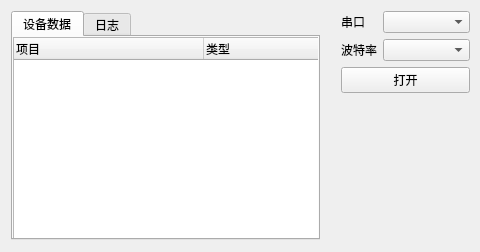
This is iotboxwidget.ui in cairijun/iotbox as Qt 5 draws it before an edit. The edited form follows.
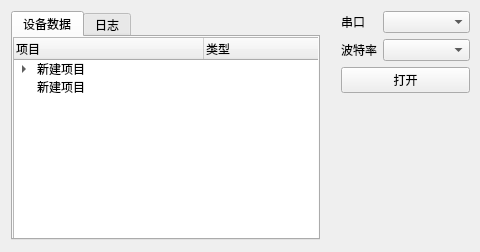
This is the edited form.

What changed in the file:
```diff
--- a/iotboxwidget.ui
+++ b/iotboxwidget.ui
@@ -63,6 +63,26 @@
           <string>类型</string>
          </property>
         </column>
+        <item>
+         <property name="text">
+          <string>新建项目</string>
+         </property>
+         <item>
+          <property name="text">
+           <string>新建子项目</string>
+          </property>
+         </item>
+         <item>
+          <property name="text">
+           <string>新建项目</string>
+          </property>
+         </item>
+        </item>
+        <item>
+         <property name="text">
+          <string>新建项目</string>
+         </property>
+        </item>
        </widget>
       </widget>
       <widget class="QWidget" name="tab_2">
```
